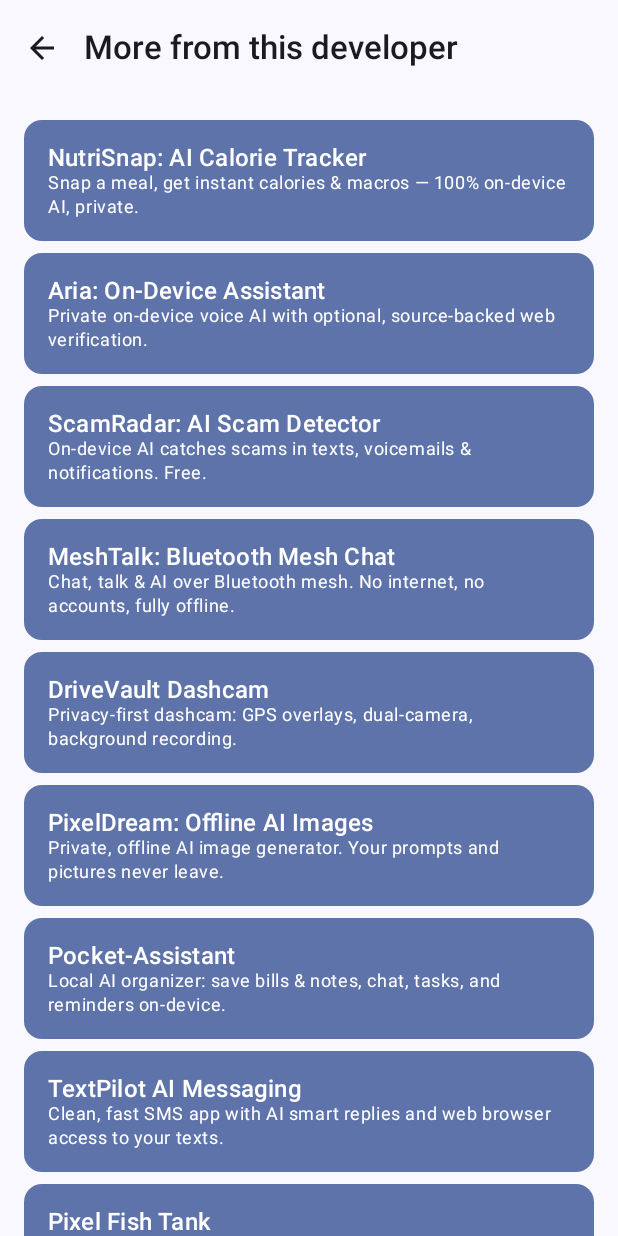
After one commit to chartmann1590/path, an Android app built with Jetpack Compose: the composable MoreAppsScreen shown on its own in the app's theme, on a phone screen of 412 x 824 dp. The commit adds this screen. Run offline under Robolectric (Android 15) with nearby library versions, the light colour scheme and no system bars; 1 statement that could not run was skipped.

Commit message:
Add "More from this developer" cross-promo screen
Lists the other apps in the portfolio with a Play Store deep link
for each, reachable from a new row in Settings.

```diff
--- a/app/src/main/java/com/biblereadingpath/app/ui/PathApp.kt
+++ b/app/src/main/java/com/biblereadingpath/app/ui/PathApp.kt
@@ -284,7 +284,15 @@ fun PathApp(
                     },
                     onNavigateToFeedback = {
                         navController.navigate(Screen.Feedback.route)
+                    },
+                    onNavigateToMoreApps = {
+                        navController.navigate(Screen.MoreApps.route)
                     }
+                )
+            }
+            composable(Screen.MoreApps.route) {
+                MoreAppsScreen(
+                    onNavigateBack = { navController.popBackStack() }
                 )
             }
             composable(Screen.Feedback.route) {
--- a/app/src/main/java/com/biblereadingpath/app/ui/Screen.kt
+++ b/app/src/main/java/com/biblereadingpath/app/ui/Screen.kt
@@ -14,6 +14,7 @@ sealed class Screen(val route: String) {
     object Streak : Screen("streak")
     object Roadmap : Screen("roadmap")
     object About : Screen("about")
+    object MoreApps : Screen("more_apps")
     object Rewards : Screen("rewards")
     object Library : Screen("library")
     object Achievements : Screen("achievements")
--- /dev/null
+++ b/app/src/main/java/com/biblereadingpath/app/ui/screens/MoreAppsScreen.kt
@@ -0,0 +1,113 @@
+package com.biblereadingpath.app.ui.screens
+
+import android.content.Intent
+import android.net.Uri
+import androidx.compose.foundation.clickable
+import androidx.compose.foundation.layout.Arrangement
+import androidx.compose.foundation.layout.Column
+import androidx.compose.foundation.layout.PaddingValues
+import androidx.compose.foundation.layout.Row
+import androidx.compose.foundation.layout.fillMaxSize
+import androidx.compose.foundation.layout.fillMaxWidth
+import androidx.compose.foundation.layout.padding
+import androidx.compose.foundation.lazy.LazyColumn
+import androidx.compose.foundation.lazy.items
+import androidx.compose.material.icons.Icons
+import androidx.compose.material.icons.filled.ArrowBack
+import androidx.compose.material3.Card
+import androidx.compose.material3.CardDefaults
+import androidx.compose.material3.ExperimentalMaterial3Api
+import androidx.compose.material3.Icon
+import androidx.compose.material3.IconButton
+import androidx.compose.material3.MaterialTheme
+import androidx.compose.material3.Scaffold
+import androidx.compose.material3.Text
+import androidx.compose.material3.TopAppBar
+import androidx.compose.runtime.Composable
+import androidx.compose.ui.Modifier
+import androidx.compose.ui.platform.LocalContext
+import androidx.compose.ui.text.style.TextOverflow
+import androidx.compose.ui.unit.dp
+
+data class CrossPromoApp(
+    val name: String,
+    val packageName: String,
+    val tagline: String,
+)
+
+val crossPromoApps: List<CrossPromoApp> = listOf(
+    CrossPromoApp("NutriSnap: AI Calorie Tracker", "com.charles.nutrisnap", "Snap a meal, get instant calories & macros — 100% on-device AI, private."),
+    CrossPromoApp("Aria: On-Device Assistant", "com.aria.assistant", "Private on-device voice AI with optional, source-backed web verification."),
+    CrossPromoApp("ScamRadar: AI Scam Detector", "com.charles.scamradar.app", "On-device AI catches scams in texts, voicemails & notifications. Free."),
+    CrossPromoApp("MeshTalk: Bluetooth Mesh Chat", "com.charles.meshtalk.app", "Chat, talk & AI over Bluetooth mesh. No internet, no accounts, fully offline."),
+    CrossPromoApp("DriveVault Dashcam", "com.drivevault.dashcam", "Privacy-first dashcam: GPS overlays, dual-camera, background recording."),
+    CrossPromoApp("PixelDream: Offline AI Images", "com.hartmann.pixeldream", "Private, offline AI image generator. Your prompts and pictures never leave."),
+    CrossPromoApp("Pocket-Assistant", "com.charles.pocketassistant", "Local AI organizer: save bills & notes, chat, tasks, and reminders on-device."),
+    CrossPromoApp("TextPilot AI Messaging", "com.charles.messenger.v2", "Clean, fast SMS app with AI smart replies and web browser access to your texts."),
+    CrossPromoApp("Pixel Fish Tank", "com.charles.virtualpet.fishtank", "Cozy virtual pet game — feed, clean & customize your pixel fish. Play & relax!"),
+    CrossPromoApp("TrailSage AI: Road Trip Guide", "com.charles.trailsage", "Private, offline GPS audio tour guide with on-device AI storytelling."),
+    CrossPromoApp("Knightfall: Chess with AI Coach", "com.chartmann.knightfall", "Play chess against Stockfish AI with Gemma 4 coaching, online, or on the web!"),
+    CrossPromoApp("CaptionBurn: Video Captions", "com.charlesh.captionburn", "On-device auto-captions, burned into your video, with built-in translation."),
+    CrossPromoApp("Jury Simulator: Trial Verdict", "com.charles.jurysim", "Step into jury duty with AI trials, eleven jurors, and the verdict in your hands."),
+    CrossPromoApp("Photobooth Event Camera", "com.charles.photobooth", "Turn any Android device into a fun event photo booth with sharing and prints."),
+    CrossPromoApp("Dreamloom: AI Dream Journal", "com.charles.app.dreamloom", "Private dream journal with on-device AI insights, symbols, and weekly patterns."),
+    CrossPromoApp("SkyPulse: Live Flight Tracker", "com.charles.skypulse.app", "Track live flights overhead in real time — aircraft, airports & smart alerts."),
+    CrossPromoApp("Grocy Fridge Scanner", "com.charleshartmann.grocyfridge", "Snap your fridge. On-device AI updates your Grocy stock in seconds. No cloud."),
+    CrossPromoApp("CrowdTransit: Bus & Train", "com.charles.crowdtransit.app", "Find your ride — free live transit stops, schedules & reviews, nationwide."),
+)
+
+@OptIn(ExperimentalMaterial3Api::class)
+@Composable
+fun MoreAppsScreen(onNavigateBack: () -> Unit) {
+    val context = LocalContext.current
+
+    Scaffold(
+        topBar = {
+            TopAppBar(
+                title = { Text("More from this developer") },
+                navigationIcon = {
+                    IconButton(onClick = onNavigateBack) {
+                        Icon(Icons.Filled.ArrowBack, contentDescription = "Back")
+                    }
+                }
+            )
+        }
+    ) { padding ->
+        LazyColumn(
+            modifier = Modifier
+                .fillMaxSize()
+                .padding(padding),
+            contentPadding = PaddingValues(16.dp),
+            verticalArrangement = Arrangement.spacedBy(8.dp),
+        ) {
+            items(crossPromoApps) { app ->
+                Card(
+                    modifier = Modifier
+                        .fillMaxWidth()
+                        .clickable {
+                            val intent = Intent(Intent.ACTION_VIEW, Uri.parse("https://play.google.com/store/apps/details?id=${app.packageName}"))
+                            context.startActivity(intent)
+                        },
+                    colors = CardDefaults.cardColors(containerColor = MaterialTheme.colorScheme.primaryContainer)
+                ) {
+                    Row(modifier = Modifier.fillMaxWidth().padding(16.dp)) {
+                        Column(Modifier.fillMaxWidth()) {
+                            Text(
+                                app.name,
+                                style = MaterialTheme.typography.titleMedium,
+                                maxLines = 1,
+                                overflow = TextOverflow.Ellipsis,
+                            )
+                            Text(
+                                app.tagline,
+                                style = MaterialTheme.typography.bodySmall,
+                                maxLines = 2,
+                                overflow = TextOverflow.Ellipsis,
+                            )
+                        }
+                    }
+                }
+            }
+        }
+    }
+}
--- a/app/src/main/java/com/biblereadingpath/app/ui/screens/SettingsScreen.kt
+++ b/app/src/main/java/com/biblereadingpath/app/ui/screens/SettingsScreen.kt
@@ -41,7 +41,8 @@ fun SettingsScreen(
     viewModel: SettingsViewModel,
     onNavigateToAbout: () -> Unit = {},
     onNavigateToOnboarding: () -> Unit = {},
-    onNavigateToFeedback: () -> Unit = {}
+    onNavigateToFeedback: () -> Unit = {},
+    onNavigateToMoreApps: () -> Unit = {}
 ) {
     val context = LocalContext.current
     val aiProvider by viewModel.aiProvider.collectAsState()
@@ -732,6 +733,16 @@ fun SettingsScreen(
         Divider(modifier = Modifier.padding(vertical = 16.dp))
 
         ListItem(
+            headlineContent = { Text("More apps from this developer") },
+            supportingContent = { Text("Check out our other privacy-first apps") },
+            modifier = Modifier.clickable {
+                onNavigateToMoreApps()
+            }
+        )
+
+        Divider(modifier = Modifier.padding(vertical = 16.dp))
+
+        ListItem(
             headlineContent = { Text("Support & Feedback") },
             supportingContent = { Text("Report a problem or send feedback to developers") },
             modifier = Modifier.clickable {
```
